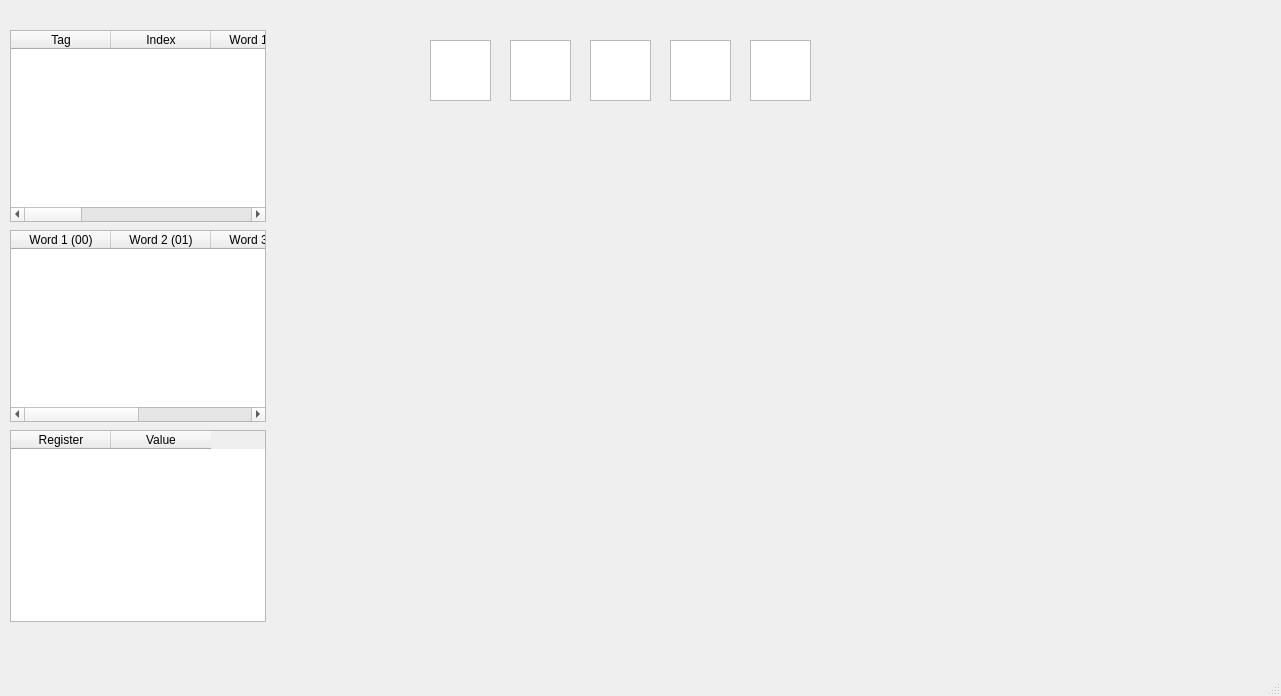
rsalz47/i-love-you-r3000, file src/simulator/mainwindow.ui: the form before one commit.
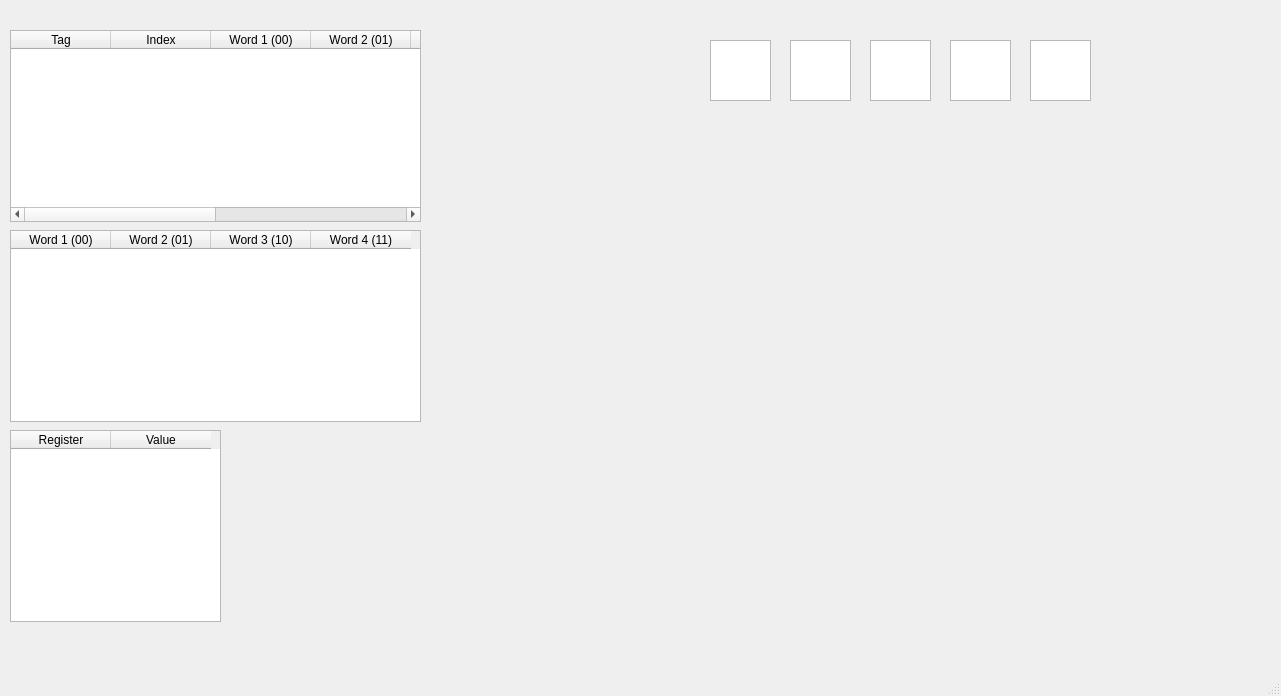
The form after the commit.

Commit message: removing pipeline.cpp as it is a file filled only with comments and no actual working code

Diff of the .ui file:
```diff
--- a/src/simulator/mainwindow.ui
+++ b/src/simulator/mainwindow.ui
@@ -19,7 +19,7 @@
      <rect>
       <x>10</x>
       <y>30</y>
-      <width>256</width>
+      <width>411</width>
       <height>192</height>
      </rect>
     </property>
@@ -69,7 +69,7 @@
      <rect>
       <x>10</x>
       <y>230</y>
-      <width>256</width>
+      <width>411</width>
       <height>192</height>
      </rect>
     </property>
@@ -99,7 +99,7 @@
      <rect>
       <x>10</x>
       <y>430</y>
-      <width>256</width>
+      <width>211</width>
       <height>192</height>
      </rect>
     </property>
@@ -117,7 +117,7 @@
    <widget class="QTableWidget" name="tableWidget_4">
     <property name="geometry">
      <rect>
-      <x>430</x>
+      <x>710</x>
       <y>40</y>
       <width>61</width>
       <height>61</height>
@@ -127,7 +127,7 @@
    <widget class="QTableWidget" name="tableWidget_5">
     <property name="geometry">
      <rect>
-      <x>510</x>
+      <x>790</x>
       <y>40</y>
       <width>61</width>
       <height>61</height>
@@ -137,7 +137,7 @@
    <widget class="QTableWidget" name="tableWidget_6">
     <property name="geometry">
      <rect>
-      <x>590</x>
+      <x>870</x>
       <y>40</y>
       <width>61</width>
       <height>61</height>
@@ -147,7 +147,7 @@
    <widget class="QTableWidget" name="tableWidget_7">
     <property name="geometry">
      <rect>
-      <x>670</x>
+      <x>950</x>
       <y>40</y>
       <width>61</width>
       <height>61</height>
@@ -157,7 +157,7 @@
    <widget class="QTableWidget" name="tableWidget_8">
     <property name="geometry">
      <rect>
-      <x>750</x>
+      <x>1030</x>
       <y>40</y>
       <width>61</width>
       <height>61</height>
```
Left out of the diff: 6 changed lines with no effect on the pictures. The commit also changes 2 other files.
